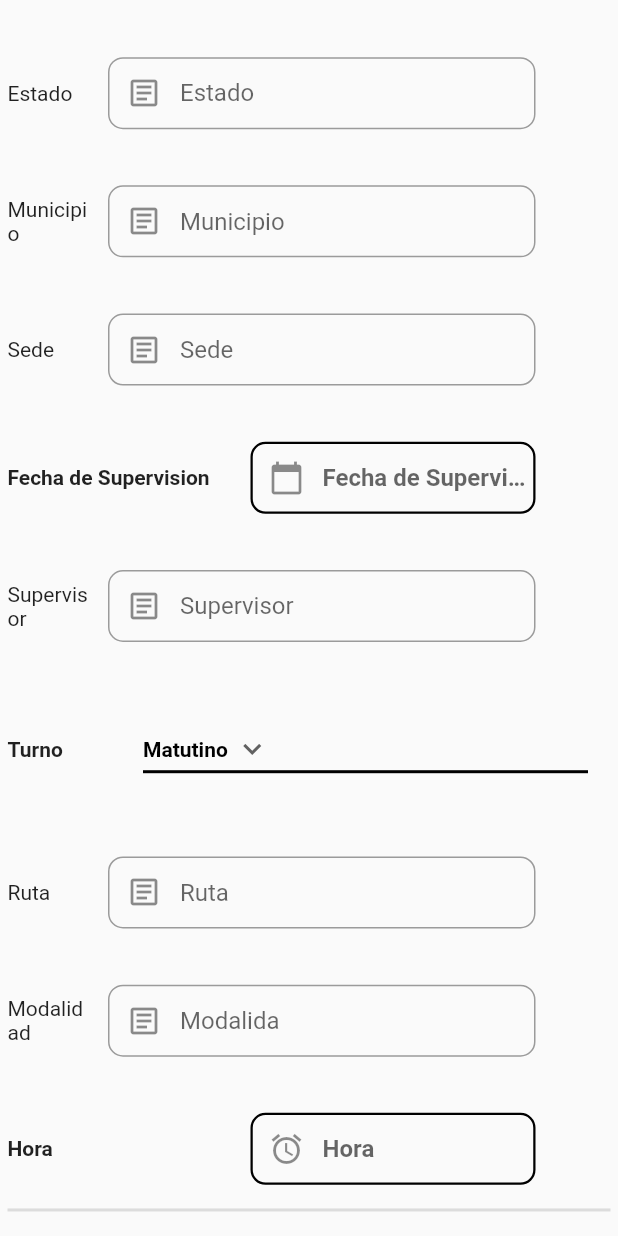
After one commit to Luisicho/Movilidad, a Flutter app: the TicketMain screen opened by its route, on a phone screen of 412 x 824 dp. The commit adds this screen. Run offline on Flutter 3.47's test engine with Material 2 defaults, Android fonts, the phone set to English and light mode, and no system bars; our stand-ins replace flutter_map, flutter_speed_dial, fluttertoast, geolocator, image_picker, latlong2 and 3 more; accounts and stored records are empty.

Commit message:
Agregar Modulo Ticket

```diff
--- a/lib/src/pages/home_screen.dart
+++ b/lib/src/pages/home_screen.dart
@@ -45,6 +45,7 @@ class _HomeScreenState extends State<HomeScreen> {
               //Screens from page
               HomeScreen3(),
               HomeScreen2(),
+              HomeScreen1(),
             ],
           ),
           Container(
@@ -53,7 +54,7 @@ class _HomeScreenState extends State<HomeScreen> {
                 //dot indicator
                 SmoothPageIndicator(
               controller: _pageController,
-              count: 2,
+              count: 3,
             ),
           )
         ]),
--- a/lib/src/pages/home_screens/home_screen1.dart
+++ b/lib/src/pages/home_screens/home_screen1.dart
@@ -32,13 +32,13 @@ class _HomeScreen1State extends State<HomeScreen1> {
                   children: [
                     Ink.image(
                         image: const AssetImage(
-                          "assets/mapicon2.png",
+                          "assets/ticket.png",
                         ),
                         height: 400,
                         width: 400,
                         fit: BoxFit.contain),
                     const Text(
-                      'Maps & GO',
+                      'Tickets',
                       style: TextStyle(fontSize: 32, color: Colors.white),
                     ),
                   ],
@@ -50,7 +50,7 @@ class _HomeScreen1State extends State<HomeScreen1> {
   }
 
   void goToMain() {
-    //Inicia la pantalla MapMain
-    Navigator.pushNamed(context, 'map_main');
+    //Inicia la pantalla ticket_main
+    Navigator.pushNamed(context, 'main_ticket');
   }
 }
--- /dev/null
+++ b/lib/src/pages/ticket/ticket_main.dart
@@ -0,0 +1,508 @@
+import 'package:flutter/material.dart';
+
+import 'package:intl/intl.dart';
+import 'package:quickalert/quickalert.dart';
+
+class TicketMain extends StatefulWidget {
+  const TicketMain({super.key});
+
+  @override
+  State<TicketMain> createState() => _TicketMainState();
+}
+
+//----------------------------------------------------------------------------------------------------------------------------------------------------------------
+//----------------------------------------------------------------------Variable Globales-------------------------------------------------------------------------------
+//----------------------------------------------------------------------------------------------------------------------------------------------------------------
+
+//Generales
+var turno = 'Matutino';
+var listaTurno = ['Matutino', 'Vespertin'];
+
+//----------------------------------------------------------------------------------------------------------------------------------------------------------------
+//----------------------------------------------------------------------Variable Globales-------------------------------------------------------------------------------
+//----------------------------------------------------------------------------------------------------------------------------------------------------------------
+class _TicketMainState extends State<TicketMain> {
+  //----------------------------------------------------------------------------------------------------------------------------------------------------------------
+  //----------------------------------------------------------------------Variables locales-------------------------------------------------------------------------------
+  //----------------------------------------------------------------------------------------------------------------------------------------------------------------
+
+  // form key avisa los cambios
+  final _formKey = GlobalKey<FormState>();
+
+
+  // Focus Nodes
+  final estadoFocus = FocusNode();
+  final municipioFocus = FocusNode();
+  final sedeFocus = FocusNode();
+  final supervisorFocus = FocusNode();
+  final rutaFocus = FocusNode();
+  final modalidadFocus = FocusNode();
+  final horaFocus = FocusNode();
+
+  // editing controller
+  final TextEditingController estadoController = TextEditingController();
+  final TextEditingController municipioController = TextEditingController();
+  final TextEditingController sedeController = TextEditingController();
+  final TextEditingController fechaSupervisionController = TextEditingController();
+  final TextEditingController supervisorController = TextEditingController();
+  final TextEditingController turnoController = TextEditingController();
+  final TextEditingController rutaController = TextEditingController();
+  final TextEditingController modalidadController = TextEditingController();
+  final TextEditingController horaRecepcionController = TextEditingController();
+
+
+  //----------------------------------------------------------------------------------------------------------------------------------------------------------------
+  //----------------------------------------------------------------------Variables locales-------------------------------------------------------------------------------
+  //----------------------------------------------------------------------------------------------------------------------------------------------------------------
+
+  @override
+  Widget build(BuildContext context) {
+    //----------------------------------------------------------------------------------------------------------------------------------------------------------------
+    //----------------------------------------------------------------------Funciones-------------------------------------------------------------------------------
+    //----------------------------------------------------------------------------------------------------------------------------------------------------------------
+
+    //Funcion que crea TextFields
+    Widget buildTextFieldFlex(String hint, TextEditingController controller,
+        IconData icon, bool enable, EdgeInsets pad, int flexInt) {
+      return Expanded(
+        flex: flexInt,
+        child: TextFormField(
+          controller: controller,
+          readOnly: enable,
+          decoration: InputDecoration(
+            prefixIcon: Icon(icon),
+            contentPadding: pad,
+            hintText: hint,
+            border: OutlineInputBorder(
+              borderRadius: BorderRadius.circular(10),
+            ),
+          ),
+        ),
+      );
+    }
+
+    //Funcion que crea TextFields
+    Widget buildTextField(String hint, TextEditingController controller,
+        IconData icon, bool enable, EdgeInsets pad) {
+      return TextFormField(
+        controller: controller,
+        readOnly: enable,
+        style: const TextStyle(
+          fontWeight: FontWeight.w600,
+        ),
+        decoration: InputDecoration(
+          prefixIcon: Icon(icon,color: Colors.black),
+          contentPadding: pad,
+          hintText: hint,
+          border: OutlineInputBorder(
+            borderRadius: BorderRadius.circular(10),
+          ),
+          enabledBorder: OutlineInputBorder(
+            borderRadius: BorderRadius.circular(10.0),
+            borderSide: const BorderSide(
+              color: Colors.black,
+              width: 1.5,
+            ),
+          ),
+        ),
+      );
+    }
+
+    //Funcion que crea TextFields
+    Widget buildTextFieldFocus(
+        String hint,
+        TextEditingController controller,
+        IconData icon,
+        bool enable,
+        EdgeInsets pad,
+        FocusNode focus,
+        FocusNode nextFocus) {
+      return TextFormField(
+        focusNode: focus,
+        onFieldSubmitted: (value) {
+          FocusScope.of(context).requestFocus(nextFocus);
+        },
+        controller: controller,
+        readOnly: enable,
+        decoration: InputDecoration(
+          prefixIcon: Icon(icon),
+          contentPadding: pad,
+          hintText: hint,
+          border: OutlineInputBorder(
+            borderRadius: BorderRadius.circular(10),
+          ),
+        ),
+      );
+    }
+
+    void limpiarCeldas() {
+      //noeconomicoController.text = '';
+    }
+
+    //----------------------------------------------------------------------------------------------------------------------------------------------------------------
+    //----------------------------------------------------------------------Funciones-------------------------------------------------------------------------------
+    //----------------------------------------------------------------------------------------------------------------------------------------------------------------
+
+    //----------------------------------------------------------------------------------------------------------------------------------------------------------------
+    //----------------------------------------------------------------------Object Variable-------------------------------------------------------------------------------
+    //----------------------------------------------------------------------------------------------------------------------------------------------------------------
+
+    //-------------------------------------------------estadoField
+    final estadoField =
+        Row(mainAxisAlignment: MainAxisAlignment.center, children: [
+      const Expanded(
+        flex: 2,
+        child: Text("Estado"),
+      ),
+      const SizedBox(width: 10),
+      Expanded(
+          flex: 10,
+          child: buildTextFieldFocus(
+            'Estado',
+            estadoController,
+            Icons.article_outlined,
+            false,
+            const EdgeInsets.fromLTRB(10, 05, 10, 05),
+            estadoFocus,
+            municipioFocus,
+          )),
+      const SizedBox(width: 50),
+    ]);
+
+    //-------------------------------------------------municipioField
+    final municipioField =
+        Row(mainAxisAlignment: MainAxisAlignment.center, children: [
+      const Expanded(
+        flex: 2,
+        child: Text("Municipio"),
+      ),
+      const SizedBox(width: 10),
+      Expanded(
+          flex: 10,
+          child: buildTextFieldFocus(
+            'Municipio',
+            municipioController,
+            Icons.article_outlined,
+            false,
+            const EdgeInsets.fromLTRB(10, 05, 10, 05),
+            municipioFocus,
+            sedeFocus,
+          )),
+      const SizedBox(width: 50),
+    ]);
+
+    //-------------------------------------------------sedeField
+    final sedeField =
+        Row(mainAxisAlignment: MainAxisAlignment.center, children: [
+      const Expanded(
+        flex: 2,
+        child: Text("Sede"),
+      ),
+      const SizedBox(width: 10),
+      Expanded(
+          flex: 10,
+          child: buildTextFieldFocus(
+            'Sede',
+            sedeController,
+            Icons.article_outlined,
+            false,
+            const EdgeInsets.fromLTRB(10, 05, 10, 05),
+            sedeFocus,
+            supervisorFocus,
+          )),
+      const SizedBox(width: 50),
+    ]);
+
+    //-------------------------------------------------fechasupervisionField
+    final fechasupervisionField = Row(
+      mainAxisAlignment: MainAxisAlignment.center,
+      children: [
+        const Expanded(
+          flex: 4,
+          child: Text("Fecha de Supervision",
+            style: TextStyle(
+              fontWeight: FontWeight.w600,
+            ),
+          ),
+        ),
+        const SizedBox(width: 10),
+        Expanded(
+          flex: 5,
+          child: TextFormField(
+            readOnly: true,
+            controller: fechaSupervisionController,
+            style: const TextStyle(
+              fontWeight: FontWeight.w600,
+            ),
+            decoration: InputDecoration(
+              prefixIcon: const Icon(Icons.calendar_today),
+              contentPadding: const EdgeInsets.fromLTRB(05, 0, 05, 0),
+              hintText: "Fecha de Supervision",
+
+              border: OutlineInputBorder(
+                borderRadius: BorderRadius.circular(10),
+              ),
+              enabledBorder: OutlineInputBorder(
+                borderRadius: BorderRadius.circular(10.0),
+                borderSide: const BorderSide(
+                  color: Colors.black,
+                  width: 1.5,
+                ),
+              ),
+            ),
+            onTap: () async {
+              // Get the date
+              DateTime? datePicket = await showDatePicker(
+                context: context,
+                initialDate: DateTime.now(),
+                firstDate: DateTime(1999),
+                lastDate: DateTime(2050),
+                locale: const Locale('es', 'ES'),
+              );
+              if (datePicket != null) {
+                //make format to the date
+                var formatedDate = DateFormat("dd-MM-yyyy").format(datePicket);
+                fechaSupervisionController.text = formatedDate.toString();
+              }
+            },
+          ),
+        ),
+        const SizedBox(width: 50),
+      ],
+    );
+
+    //-------------------------------------------------supervisorField
+    final supervisorField =
+        Row(mainAxisAlignment: MainAxisAlignment.center, children: [
+      const Expanded(
+        flex: 2,
+        child: Text("Supervisor"),
+      ),
+      const SizedBox(width: 10),
+      Expanded(
+          flex: 10,
+          child: buildTextFieldFocus(
+            'Supervisor',
+            supervisorController,
+            Icons.article_outlined,
+            false,
+            const EdgeInsets.fromLTRB(10, 05, 10, 05),
+            supervisorFocus,
+            rutaFocus,
+          )),
+      const SizedBox(width: 50),
+    ]);
+
+    //-------------------------------------------------turnoField
+    final turnoField = Row(
+      mainAxisAlignment: MainAxisAlignment.center,
+      children: [
+        const Expanded(
+          flex: 1,
+          child: Text("Turno",
+            style: TextStyle(
+              fontWeight: FontWeight.w600,
+            ),
+          ),
+        ),
+        const SizedBox(width: 10),
+        Expanded(
+          flex: 5,
+          child: Padding(
+            padding: const EdgeInsets.fromLTRB(15, 10, 15, 10),
+            child: DropdownButton(
+              underline: Container(
+                height: 2,
+                color: Colors.black,
+              ),
+              style: const TextStyle(
+                color: Colors.black,
+                fontWeight: FontWeight.w600,
+              ),
+              hint: const Text('Turno'),
+              value: turno,
+              icon: const Icon(Icons.keyboard_arrow_down),
+              items: listaTurno.map((String items) {
+                return DropdownMenuItem(
+                  value: items,
+                  child: Text(items),
+                );
+              }).toList(),
+              onChanged: (newValue) {
+                setState(() {
+                  turno = newValue.toString();
+                });
+              },
+            ),
+          ),
+        ),
+      ],
+    );
+
+    //-------------------------------------------------rutaField
+    final rutaField =
+        Row(mainAxisAlignment: MainAxisAlignment.center, children: [
+      const Expanded(
+        flex: 2,
+        child: Text("Ruta"),
+      ),
+      const SizedBox(width: 10),
+      Expanded(
+          flex: 10,
+          child: buildTextFieldFocus(
+            'Ruta',
+            rutaController,
+            Icons.article_outlined,
+            false,
+            const EdgeInsets.fromLTRB(10, 05, 10, 05),
+            rutaFocus,
+            modalidadFocus,
+          )),
+      const SizedBox(width: 50),
+    ]);
+
+    //-------------------------------------------------modalidadField
+    final modalidadField =
+        Row(mainAxisAlignment: MainAxisAlignment.center, children: [
+      const Expanded(
+        flex: 2,
+        child: Text("Modalidad"),
+      ),
+      const SizedBox(width: 10),
+      Expanded(
+          flex: 10,
+          child: buildTextFieldFocus(
+            'Modalida',
+            modalidadController,
+            Icons.article_outlined,
+            false,
+            const EdgeInsets.fromLTRB(10, 05, 10, 05),
+            modalidadFocus,
+            estadoFocus,
+          )),
+      const SizedBox(width: 50),
+    ]);
+
+    //-------------------------------------------------HourRecepcionField
+    final hourRecepcionField = Row(
+      mainAxisAlignment: MainAxisAlignment.center,
+      children: [
+        const Expanded(
+          flex: 4,
+          child: Text("Hora",
+            style: TextStyle(
+              fontWeight: FontWeight.w600,
+            ),
+          ),
+        ),
+        const SizedBox(width: 10),
+        Expanded(
+          flex: 5,
+          child: TextFormField(
+            readOnly: true,
+            controller: horaRecepcionController,
+            style: const TextStyle(
+              fontWeight: FontWeight.w600,
+            ),
+            decoration: InputDecoration(
+              prefixIcon: const Icon(Icons.access_alarm),
+              contentPadding: const EdgeInsets.fromLTRB(05, 0, 05, 0),
+              hintText: "Hora",
+              border: OutlineInputBorder(
+                borderRadius: BorderRadius.circular(10),
+              ),
+              enabledBorder: OutlineInputBorder(
+                borderRadius: BorderRadius.circular(10.0),
+                borderSide: const BorderSide(
+                  color: Colors.black,
+                  width: 1.5,
+                ),
+              ),
+            ),
+            onTap: () async {
+              // Get the date
+              TimeOfDay? timePicket = await showTimePicker(
+                context: context,
+                initialTime: TimeOfDay.now(),
+              );
+              if (timePicket != null) {
+                //make format to the time
+                //var formatedDate = DateFormat("dd-MM-yyyy").format(datePicket);
+                horaRecepcionController.text = timePicket.format(context).toString();
+              }
+            },
+          ),
+        ),
+        const SizedBox(width: 50),
+      ],
+    );
+
+
+    //----------------------------------------------------------------------------------------------------------------------------------------------------------------
+    //----------------------------------------------------------------------Object Variable-------------------------------------------------------------------------------
+    //----------------------------------------------------------------------------------------------------------------------------------------------------------------
+
+
+    return WillPopScope(
+      onWillPop: () async {
+        return await QuickAlert.show(
+          context: context,
+          type: QuickAlertType.confirm,
+          title: '¿Quieres salir?',
+          text: 'No se guardara nada de la informacion ya capturada',
+          confirmBtnText: 'Si',
+          cancelBtnText: 'No',
+          confirmBtnColor: Colors.green,
+          onConfirmBtnTap: () {
+            Navigator.pop(context, true);
+          },
+          onCancelBtnTap: () {
+            Navigator.pop(context, false);
+          },
+        );
+      },
+      child: Scaffold(
+        body: Container(
+          height: 1900,
+          margin: const EdgeInsets.all(5.0),
+          child:
+              //------------Formulario
+              Form(
+            key: _formKey,
+            child:
+                //------------ColumnaForm
+                Column(
+              mainAxisAlignment: MainAxisAlignment.spaceAround,
+              children: [
+                const SizedBox(height: 20),
+                estadoField,
+                const SizedBox(height: 20),
+                municipioField,
+                const SizedBox(height: 20),
+                sedeField,
+                const SizedBox(height: 20),
+                fechasupervisionField,
+                const SizedBox(height: 20),
+                supervisorField,
+                const SizedBox(height: 20),
+                turnoField,
+                const SizedBox(height: 20),
+                rutaField,
+                const SizedBox(height: 20),
+                modalidadField,
+                const SizedBox(height: 20),
+                hourRecepcionField,
+                const Divider(
+                  thickness: 2,
+                ),
+              ],
+            ),
+            onChanged: () {
+              //ActualizarLev();
+            },
+          ),
+        ),
+      )
+    );
+  }
+}
--- a/lib/src/pages/vehiculos/view/afectadoV_view.dart
+++ b/lib/src/pages/vehiculos/view/afectadoV_view.dart
@@ -293,7 +293,7 @@ class _accidentadoVViewState extends State<accidentadoVView> {
           flex: 5,
           child: buildTextField(
             'Hora Recepción',
-            fechaRecepcionController,
+            hourRecepcionController,
             Icons.access_alarm,
             true,
             const EdgeInsets.fromLTRB(10, 05, 10, 05),
--- a/lib/src/routes/routes.dart
+++ b/lib/src/routes/routes.dart
@@ -1,4 +1,5 @@
 import 'package:flutter/material.dart';
+import 'package:movilidad/src/pages/ticket/ticket_main.dart';
 
 import '../pages/levantamiento/lev_main.dart';
 import '../pages/maps/map_main.dart';
@@ -13,5 +14,6 @@ Map<String, WidgetBuilder> getAplicationRoutes() {
     'lev_main': (context) => const levMain(),
     'map_main': (context) => const MapMain(),
     'main_vehiculo': (context) => const MainVehiculo(),
+    'main_ticket': (context) => const TicketMain(),
   };
 }
```
Also changed, not shown: assets/ticket.png (added).
